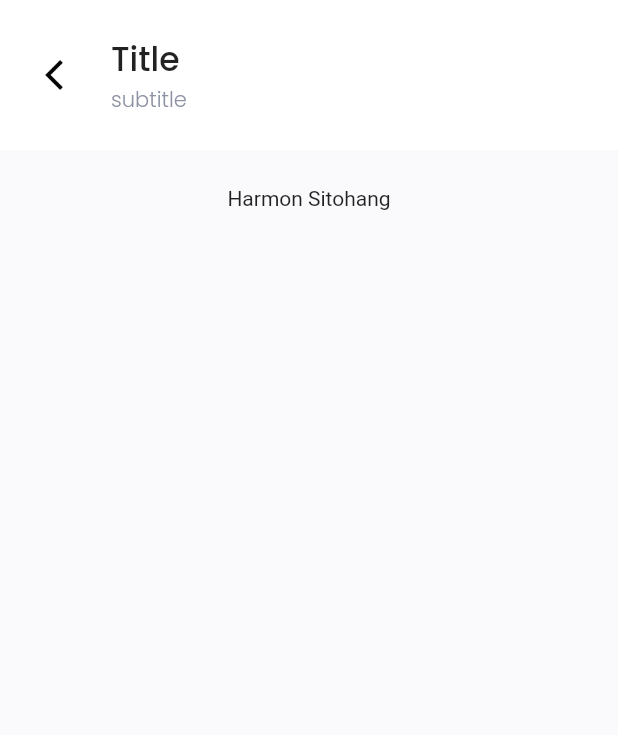
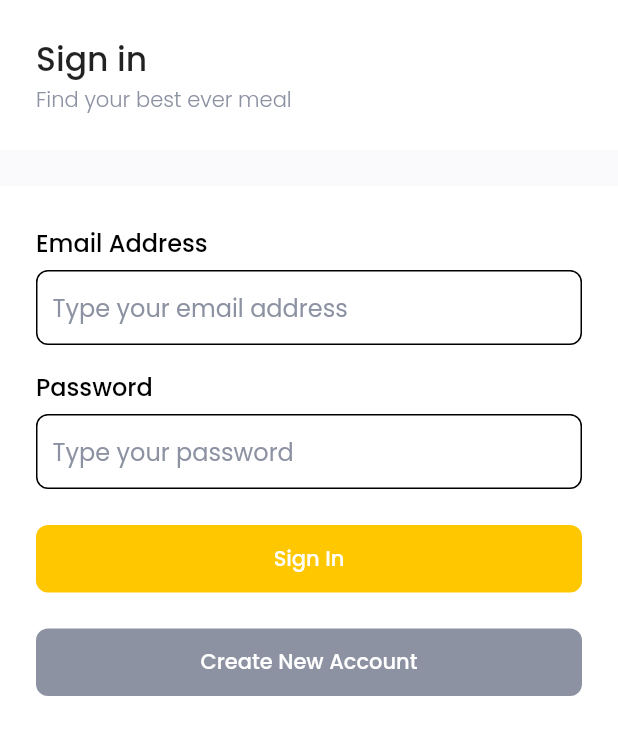
Before and after one commit to montohang/Food-Market, a Flutter app: the screen it shows after launch, on a phone screen of 412 x 824 dp. Shown: the top 735 px of the screen. Run offline on Flutter 3.47's test engine with Material 2 defaults, Android fonts, the phone set to English and light mode, and no system bars; our stand-ins replace flutter_spinkit, google_fonts, supercharged.

Commit message:
[ADD Sign In Page]

```diff
--- a/lib/main.dart
+++ b/lib/main.dart
@@ -10,10 +10,7 @@ class MyApp extends StatelessWidget {
   Widget build(BuildContext context) {
     return MaterialApp(
       debugShowCheckedModeBanner: false,
-      home: GeneralPage(
-        onBackButtonPressed: () {},
-        child: Text("Harmon Sitohang"),
-      ),
+      home: SignInPage(),
     );
   }
 }
--- a/lib/shared/theme.dart
+++ b/lib/shared/theme.dart
@@ -4,5 +4,10 @@ Color mainColor = "FFC700".toColor();
 Color greyColor = "8D92A3".toColor();
 
 TextStyle greyFontSytle = GoogleFonts.poppins().copyWith(color: greyColor);
+TextStyle blackFontSytle1 = GoogleFonts.poppins()
+    .copyWith(color: Colors.black, fontSize: 22, fontWeight: FontWeight.w500);
+TextStyle blackFontSytle2 = GoogleFonts.poppins()
+    .copyWith(color: Colors.black, fontSize: 16, fontWeight: FontWeight.w500);
+TextStyle blackFontSytle3 = GoogleFonts.poppins().copyWith(color: Colors.black);
 
 const double defaultMargin = 24;
--- a/lib/ui/pages/general_page.dart
+++ b/lib/ui/pages/general_page.dart
@@ -22,7 +22,7 @@ class GeneralPage extends StatelessWidget {
           Container(color: Colors.white),
           SafeArea(
               child: Container(
-            color: backColor ?? "#FAFAFC".toColor(),
+            color: backColor ?? Colors.white,
           )),
           SafeArea(
             child: ListView(
@@ -30,7 +30,6 @@ class GeneralPage extends StatelessWidget {
                 Column(
                   children: [
                     Container(
-                      margin: EdgeInsets.only(bottom: defaultMargin),
                       padding: EdgeInsets.symmetric(horizontal: defaultMargin),
                       width: double.infinity,
                       height: 100,
@@ -68,6 +67,11 @@ class GeneralPage extends StatelessWidget {
                         ],
                       ),
                     ),
+                    Container(
+                      height: defaultMargin,
+                      width: double.infinity,
+                      color: "#FAFAFC".toColor(),
+                    ),
                     child ?? SizedBox()
                   ],
                 ),
--- a/lib/ui/pages/pages.dart
+++ b/lib/ui/pages/pages.dart
@@ -1,7 +1,9 @@
 import 'package:flutter/cupertino.dart';
 import 'package:flutter/material.dart';
+import 'package:flutter_spinkit/flutter_spinkit.dart';
 import 'package:food_market/shared/shared.dart';
 import 'package:google_fonts/google_fonts.dart';
 import 'package:supercharged/supercharged.dart';
 
 part 'general_page.dart';
+part 'sign_in_page.dart';
--- /dev/null
+++ b/lib/ui/pages/sign_in_page.dart
@@ -0,0 +1,116 @@
+part of 'pages.dart';
+
+class SignInPage extends StatefulWidget {
+  @override
+  _SignInPageState createState() => _SignInPageState();
+}
+
+class _SignInPageState extends State<SignInPage> {
+  @override
+  Widget build(BuildContext context) {
+    TextEditingController emailController = TextEditingController();
+    TextEditingController passwordController = TextEditingController();
+    bool isLoading = false;
+
+    return GeneralPage(
+      title: 'Sign in',
+      subtitle: 'Find your best ever meal',
+      child: Column(
+        children: [
+          Container(
+            width: double.infinity,
+            margin: EdgeInsets.fromLTRB(defaultMargin, 26, defaultMargin, 6),
+            child: Text(
+              'Email Address',
+              style: blackFontSytle2,
+            ),
+          ),
+          Container(
+            width: double.infinity,
+            margin: EdgeInsets.symmetric(horizontal: defaultMargin),
+            padding: EdgeInsets.symmetric(horizontal: 10),
+            decoration: BoxDecoration(
+                borderRadius: BorderRadius.circular(8),
+                border: Border.all(color: Colors.black)),
+            child: TextField(
+              controller: emailController,
+              decoration: InputDecoration(
+                  border: InputBorder.none,
+                  hintStyle: greyFontSytle,
+                  hintText: 'Type your email address'),
+            ),
+          ),
+          Container(
+            width: double.infinity,
+            margin: EdgeInsets.fromLTRB(defaultMargin, 16, defaultMargin, 6),
+            child: Text(
+              'Password',
+              style: blackFontSytle2,
+            ),
+          ),
+          Container(
+            width: double.infinity,
+            margin: EdgeInsets.symmetric(horizontal: defaultMargin),
+            padding: EdgeInsets.symmetric(horizontal: 10),
+            decoration: BoxDecoration(
+                borderRadius: BorderRadius.circular(8),
+                border: Border.all(color: Colors.black)),
+            child: TextField(
+              controller: passwordController,
+              decoration: InputDecoration(
+                  border: InputBorder.none,
+                  hintStyle: greyFontSytle,
+                  hintText: 'Type your password'),
+            ),
+          ),
+          Container(
+            width: double.infinity,
+            margin: EdgeInsets.only(top: 24),
+            height: 45,
+            padding: EdgeInsets.symmetric(horizontal: defaultMargin),
+            child: isLoading
+                ? SpinKitFadingCircle(
+                    size: 45,
+                    color: mainColor,
+                  )
+                : RaisedButton(
+                    onPressed: () {},
+                    elevation: 0,
+                    shape: RoundedRectangleBorder(
+                        borderRadius: BorderRadius.circular(8)),
+                    color: mainColor,
+                    child: Text(
+                      'Sign In',
+                      style: GoogleFonts.poppins(
+                          color: Colors.white, fontWeight: FontWeight.w500),
+                    ),
+                  ),
+          ),
+          Container(
+            width: double.infinity,
+            margin: EdgeInsets.only(top: 24),
+            height: 45,
+            padding: EdgeInsets.symmetric(horizontal: defaultMargin),
+            child: isLoading
+                ? SpinKitFadingCircle(
+                    size: 45,
+                    color: mainColor,
+                  )
+                : RaisedButton(
+                    onPressed: () {},
+                    elevation: 0,
+                    shape: RoundedRectangleBorder(
+                        borderRadius: BorderRadius.circular(8)),
+                    color: greyColor,
+                    child: Text(
+                      'Create New Account',
+                      style: GoogleFonts.poppins(
+                          color: Colors.white, fontWeight: FontWeight.w500),
+                    ),
+                  ),
+          )
+        ],
+      ),
+    );
+  }
+}
--- a/pubspec.yaml
+++ b/pubspec.yaml
@@ -21,6 +21,7 @@ dependencies:
     sdk: flutter
   cupertino_icons: ^0.1.3
   flutter_bloc: ^6.1.1
+  flutter_spinkit: ^4.1.2+1
   google_fonts: ^1.1.1
   supercharged: ^1.12.0
 
@@ -39,7 +40,7 @@ flutter:
   uses-material-design: true
   # To add assets to your application, add an assets section, like this:
   assets:
-   - assets/
+    - assets/
   #  - images/a_dot_ham.jpeg
   # An image asset can refer to one or more resolution-specific "variants", see
   # https://flutter.dev/assets-and-images/#resolution-aware.
```
Also changed, not shown: pubspec.lock.
